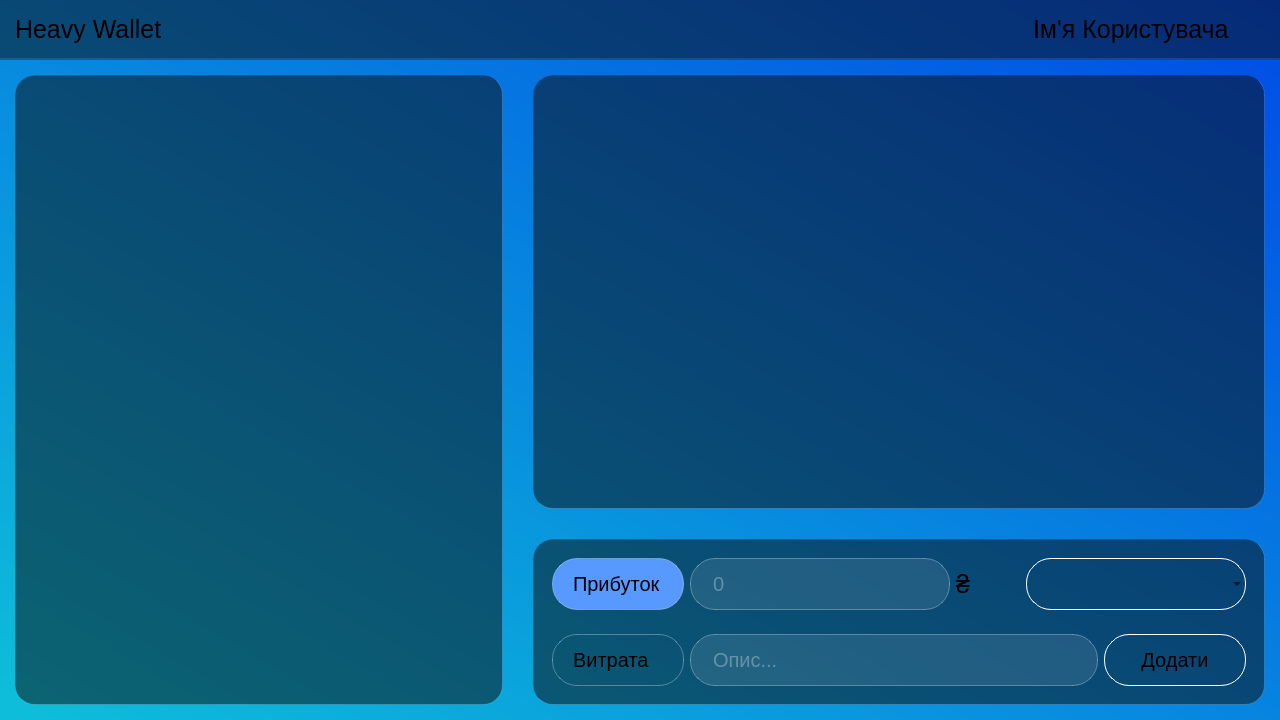
Qt form budget_manager_frontend/forms/mainwindow.ui (BogdanKalysh/budget_manager_app) before a commit.
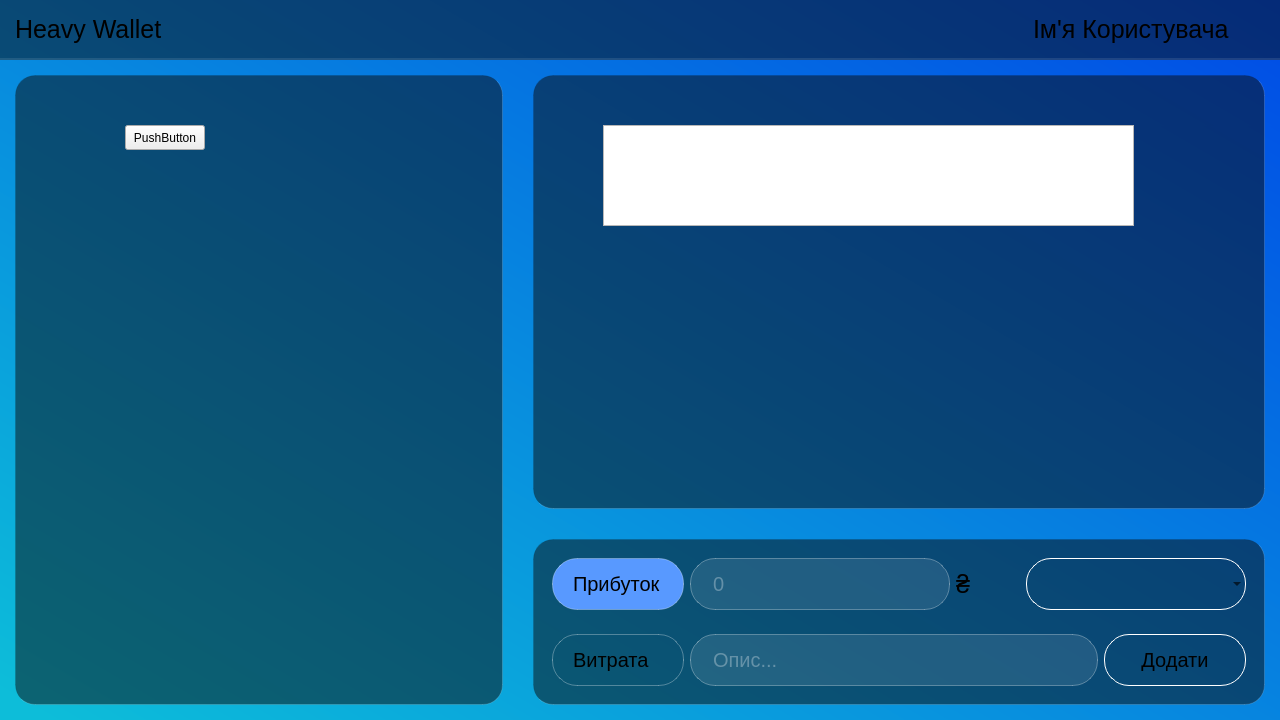
The same form after that commit. Icons and pictures are not drawn.

Commit message: Show List of Transactions

Diff of the .ui file:
```diff
--- a/budget_manager_frontend/forms/mainwindow.ui
+++ b/budget_manager_frontend/forms/mainwindow.ui
@@ -279,6 +279,16 @@
          <property name="frameShadow">
           <enum>QFrame::Raised</enum>
          </property>
+         <widget class="QListWidget" name="listWidget">
+          <property name="geometry">
+           <rect>
+            <x>70</x>
+            <y>50</y>
+            <width>531</width>
+            <height>101</height>
+           </rect>
+          </property>
+         </widget>
         </widget>
        </item>
        <item row="1" column="1">
@@ -447,6 +457,19 @@
          <property name="frameShadow">
           <enum>QFrame::Raised</enum>
          </property>
+         <widget class="QPushButton" name="pushButton">
+          <property name="geometry">
+           <rect>
+            <x>110</x>
+            <y>50</y>
+            <width>80</width>
+            <height>25</height>
+           </rect>
+          </property>
+          <property name="text">
+           <string>PushButton</string>
+          </property>
+         </widget>
         </widget>
        </item>
       </layout>
```
Left out of the diff: 2 changed lines with no effect on the pictures. The commit also changes 5 other files.
